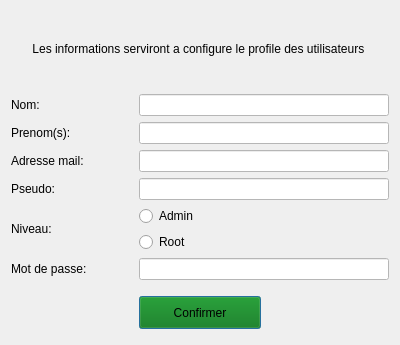
ToDesire/QT_Project, file myProject/adduser.ui: the form before one commit.
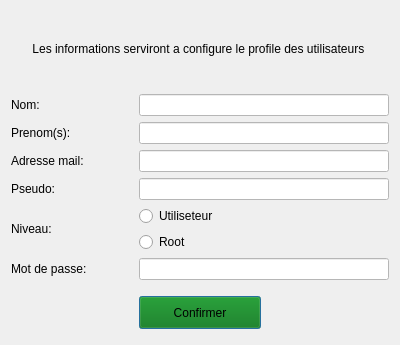
The form after the commit.

The edit to the form file:
```diff
--- a/myProject/adduser.ui
+++ b/myProject/adduser.ui
@@ -131,7 +131,7 @@
        <item>
         <widget class="QRadioButton" name="Admin">
          <property name="text">
-          <string>Admin</string>
+          <string>Utiliseteur</string>
          </property>
         </widget>
        </item>
```
